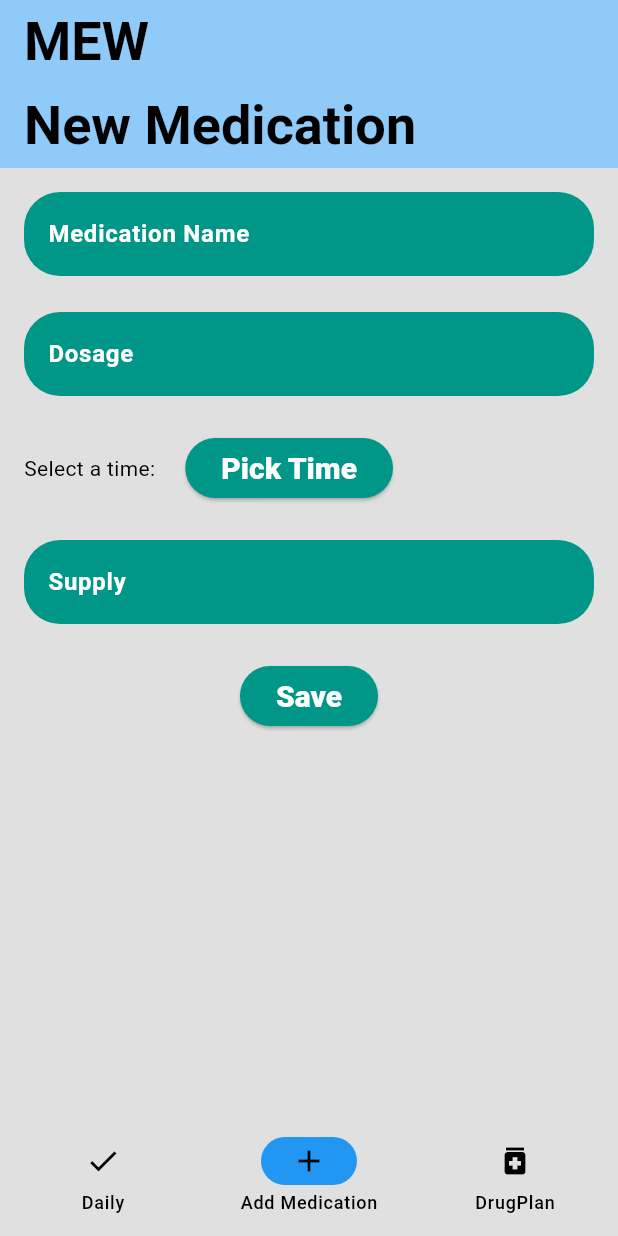
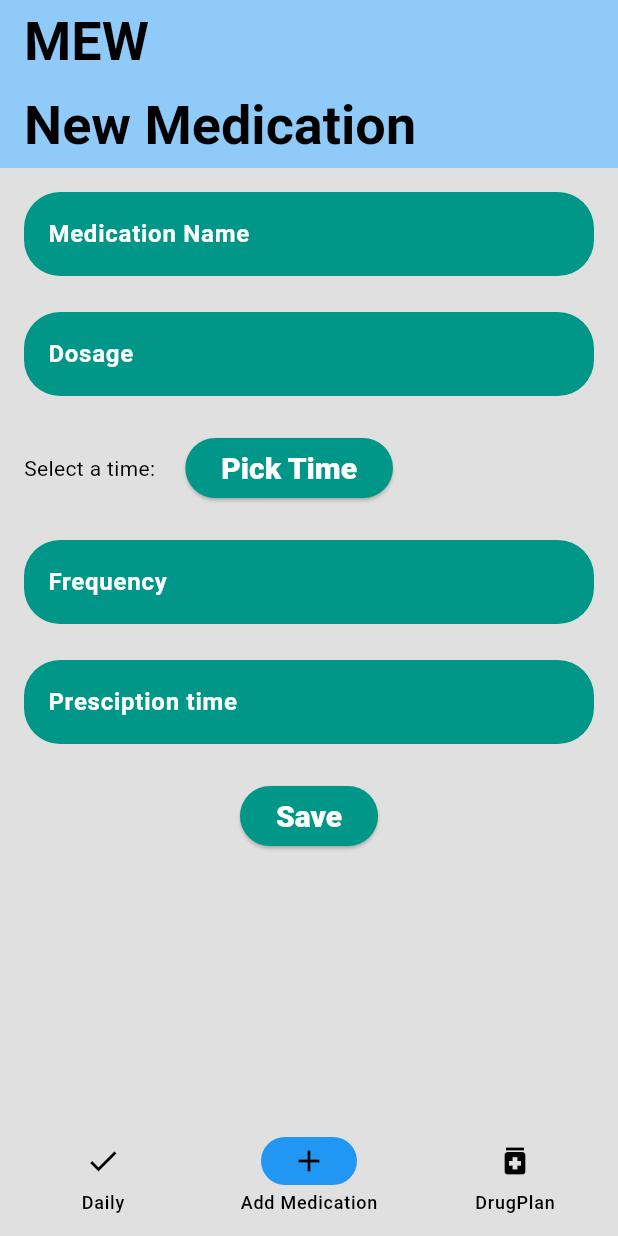
Before and after one commit to tofilu/mew, a Flutter app: the screen it shows after launch, item 2 of the bottom bar chosen, on a phone screen of 412 x 824 dp. Run offline on Flutter 3.47's test engine with Material 3 defaults, Android fonts, the phone set to English and light mode, and no system bars; our stand-ins replace sqflite, sqflite_common; accounts and stored records are empty.

Commit message:
saving drugs logik in add drug screen wurde hinzugefügt

```diff
--- a/lib/AddDrugScreen.dart
+++ b/lib/AddDrugScreen.dart
@@ -1,4 +1,7 @@
 import 'package:flutter/material.dart';
+
+import 'Helper/Drug.dart';
+import 'database/DatabaseHandler.dart';
 
 class AddDrugScreen extends StatefulWidget {
   const AddDrugScreen({super.key});
@@ -8,7 +11,36 @@ class AddDrugScreen extends StatefulWidget {
 }
 
 class _AddDrugScreenState extends State<AddDrugScreen> {
+  final TextEditingController medicationNameController = TextEditingController();
+  final TextEditingController dosageController = TextEditingController();
+  final TextEditingController presciptionTimeController = TextEditingController();
+  final TextEditingController frequencyController = TextEditingController();
   TimeOfDay? selectedTime;
+
+  void saveMedication() {
+    final String medicationName = medicationNameController.text;
+    final String dosage = dosageController.text;
+    final int frequency = frequencyController.text as int;
+    final int prescriptionTime = presciptionTimeController.text as int;
+    final String time = selectedTime?.format(context) ?? '';
+
+    // Save the medication to the database
+     DatabaseHandler().addToDataBase(
+      Drug(
+        name: medicationName,
+        time: time,
+        frequency: frequency,
+        dosage: dosage,
+        prescriptionTime: prescriptionTime,
+        counter: 0,
+       ),
+     );
+
+    // Show a snackbar
+    ScaffoldMessenger.of(context).showSnackBar(
+      SnackBar(content: Text('Medication saved!')),
+    );
+  }
 
   void _selectTime(BuildContext context) async {
     final TimeOfDay? time = await showTimePicker(
@@ -34,6 +66,7 @@ class _AddDrugScreenState extends State<AddDrugScreen> {
           crossAxisAlignment: CrossAxisAlignment.start,
           children: [
             TextField(
+              controller: medicationNameController,
               decoration: InputDecoration(
                 labelText: 'Medication Name',
                 hintText: 'Enter the name of the medication',
@@ -42,6 +75,7 @@ class _AddDrugScreenState extends State<AddDrugScreen> {
             SizedBox(height: 24),
 
             TextField(
+              controller: dosageController,
               decoration: InputDecoration(
                 labelText: 'Dosage',
                 hintText: 'Enter the dosage (e.g., 500 mg)',
@@ -67,9 +101,20 @@ class _AddDrugScreenState extends State<AddDrugScreen> {
             SizedBox(height: 24),
 
             TextField(
+              controller: frequencyController,
               decoration: InputDecoration(
-                  labelText: 'Supply',
-                  hintText: 'Enter your supply',
+                labelText: 'Frequency',
+                hintText: 'Enter your frequency',
+              ),
+              keyboardType: TextInputType.number,
+            ),
+            SizedBox(height: 24),
+
+            TextField(
+              controller: presciptionTimeController,
+              decoration: InputDecoration(
+                  labelText: 'Presciption time',
+                  hintText: 'Enter your prescription time',
               ),
               keyboardType: TextInputType.number,
             ),
```
